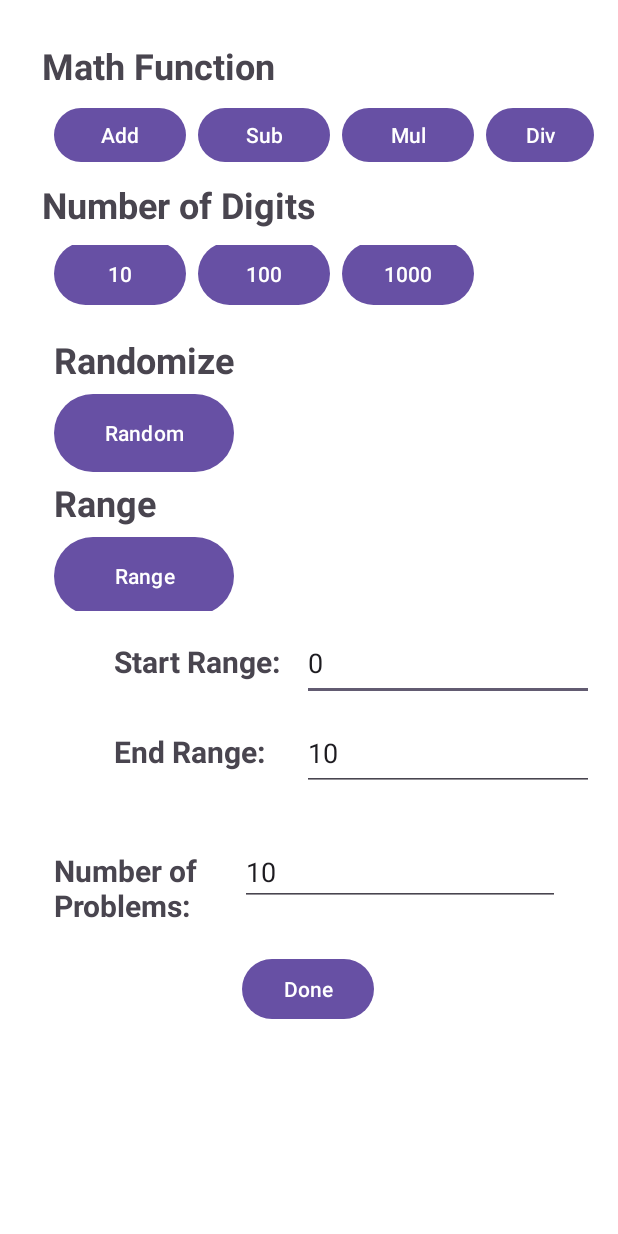
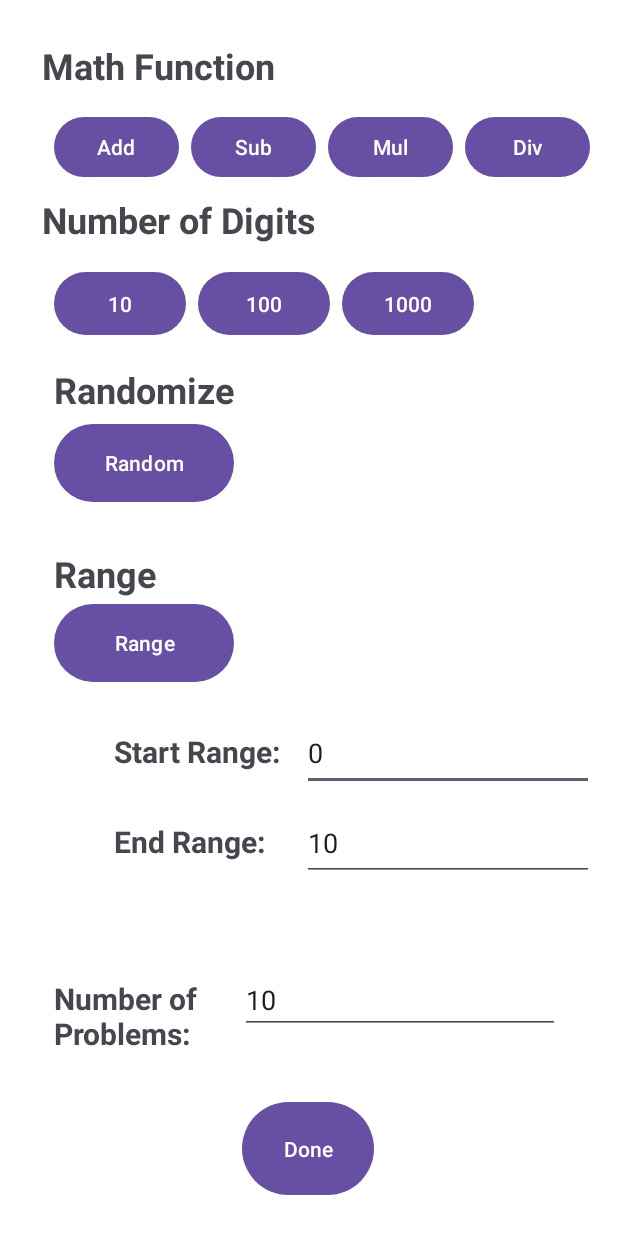
Before and after one commit to frankaburns/mathLesson, an Android app: the screen it shows after launch (MainActivity), on a phone screen of 412 x 824 dp. Run offline under Robolectric (Android 15) with nearby library versions, the light colour scheme and no system bars.

Commit message:
UI Updates

```diff
--- a/app/src/main/java/com/fabo/mathlesson/domain/ProblemGenerator.java
+++ b/app/src/main/java/com/fabo/mathlesson/domain/ProblemGenerator.java
@@ -126,7 +126,7 @@ class ProblemGenerator {
      */
     public BasicMath getProblem () {
 
-        if ((problemsSolved < numProblems) && (problemsSolved < problemSet.size())) {
+        if (problemsSolved < Math.min(numProblems,problemSet.size())) {
            return problemSet.get(problemsSolved++);
         } else {
             problemsSolved = 0;
--- a/app/src/main/res/layout/fragment_configure.xml
+++ b/app/src/main/res/layout/fragment_configure.xml
@@ -28,7 +28,7 @@
     <LinearLayout
         android:id="@+id/linearLayoutFunction"
         android:layout_width="match_parent"
-        android:layout_height="60dp"
+        android:layout_height="70dp"
         android:layout_marginStart="28dp"
         android:layout_marginEnd="8dp"
         android:gravity="bottom"
@@ -42,18 +42,16 @@
 
         <Button
             android:id="@+id/functionButton0"
-            android:layout_width="wrap_content"
+            android:layout_width="83dp"
             android:layout_height="wrap_content"
             android:layout_marginEnd="8dp"
             android:text="Add"
-            app:layout_constraintEnd_toEndOf="@id/functionView"
-            app:layout_constraintStart_toStartOf="parent"
             app:layout_constraintTop_toBottomOf="@+id/functionView" />
 
 
         <Button
             android:id="@+id/functionButton1"
-            android:layout_width="wrap_content"
+            android:layout_width="83dp"
             android:layout_height="wrap_content"
             android:layout_marginEnd="8dp"
             android:text="Sub"
@@ -61,7 +59,7 @@
 
         <Button
             android:id="@+id/functionButton2"
-            android:layout_width="wrap_content"
+            android:layout_width="83dp"
             android:layout_height="wrap_content"
             android:layout_marginEnd="8dp"
             android:text="Mul"
@@ -70,12 +68,10 @@
 
         <Button
             android:id="@+id/functionButton3"
-            android:layout_width="wrap_content"
+            android:layout_width="83dp"
             android:layout_height="wrap_content"
+            android:layout_marginEnd="1dp"
             android:text="Div"
-            app:layout_constraintEnd_toEndOf="parent"
-            app:layout_constraintHorizontal_bias="0.409"
-            app:layout_constraintStart_toEndOf="@+id/functionButton2"
             app:layout_constraintTop_toBottomOf="@+id/functionView" />
 
     </LinearLayout>
@@ -98,7 +94,7 @@
     <LinearLayout
         android:id="@+id/linearLayoutDigit"
         android:layout_width="match_parent"
-        android:layout_height="60dp"
+        android:layout_height="70dp"
         android:layout_marginStart="28dp"
         android:layout_marginEnd="8dp"
         android:gravity="bottom"
@@ -144,7 +140,7 @@
     <LinearLayout
         android:id="@+id/linearLayoutRandR"
         android:layout_width="match_parent"
-        android:layout_height="200dp"
+        android:layout_height="240dp"
         android:layout_marginStart="8dp"
         android:layout_marginEnd="8dp"
         android:orientation="vertical"
@@ -181,7 +177,8 @@
         <TextView
             android:id="@+id/rangeTextView"
             android:layout_width="match_parent"
-            android:layout_height="35dp"
+            android:layout_height="60dp"
+            android:gravity="bottom"
             android:text="Range"
             android:layout_marginStart="20dp"
             android:minHeight="35dp"
@@ -280,7 +277,7 @@
     <LinearLayout
         android:id="@+id/linearLayoutNumProblems"
         android:layout_width="match_parent"
-        android:layout_height="90dp"
+        android:layout_height="115dp"
         android:layout_marginStart="8dp"
         android:layout_marginEnd="8dp"
         android:gravity="bottom"
@@ -318,8 +315,8 @@
     <Button
         android:id="@+id/doneButton"
         android:layout_width="wrap_content"
-        android:layout_height="48dp"
-        android:layout_marginTop="10dp"
+        android:layout_height="70dp"
+        android:layout_marginTop="20dp"
         android:text="Done"
         app:layout_constraintEnd_toEndOf="parent"
         app:layout_constraintHorizontal_bias="0.498"
```
Also changed, not shown: 1 other file.
